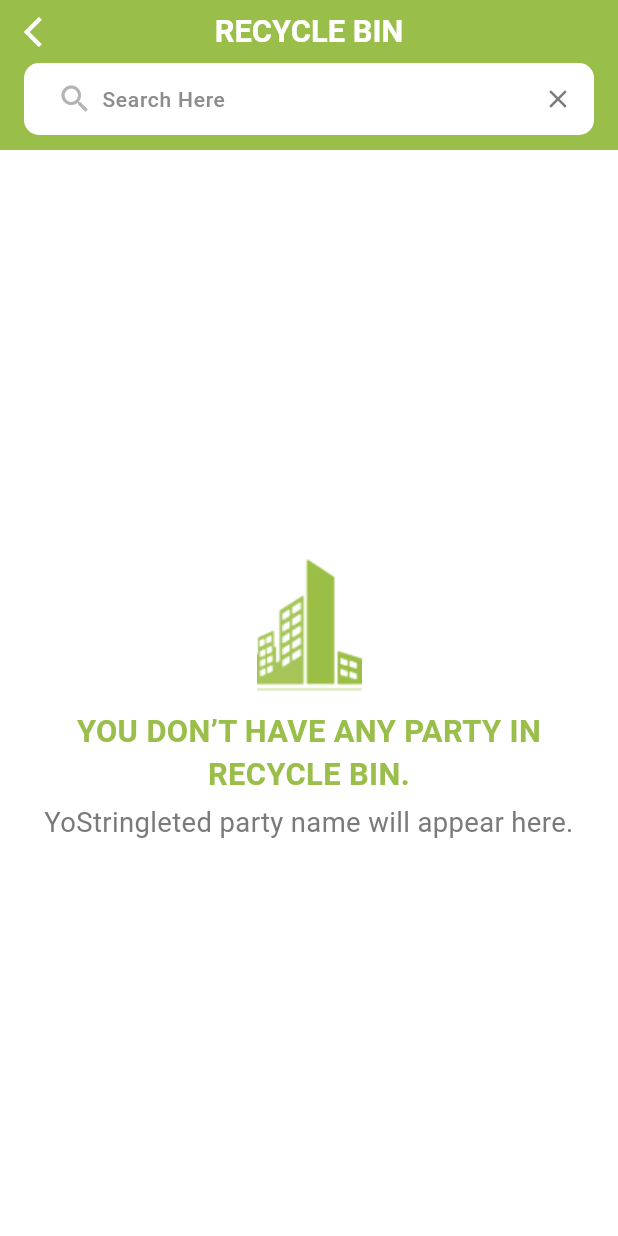
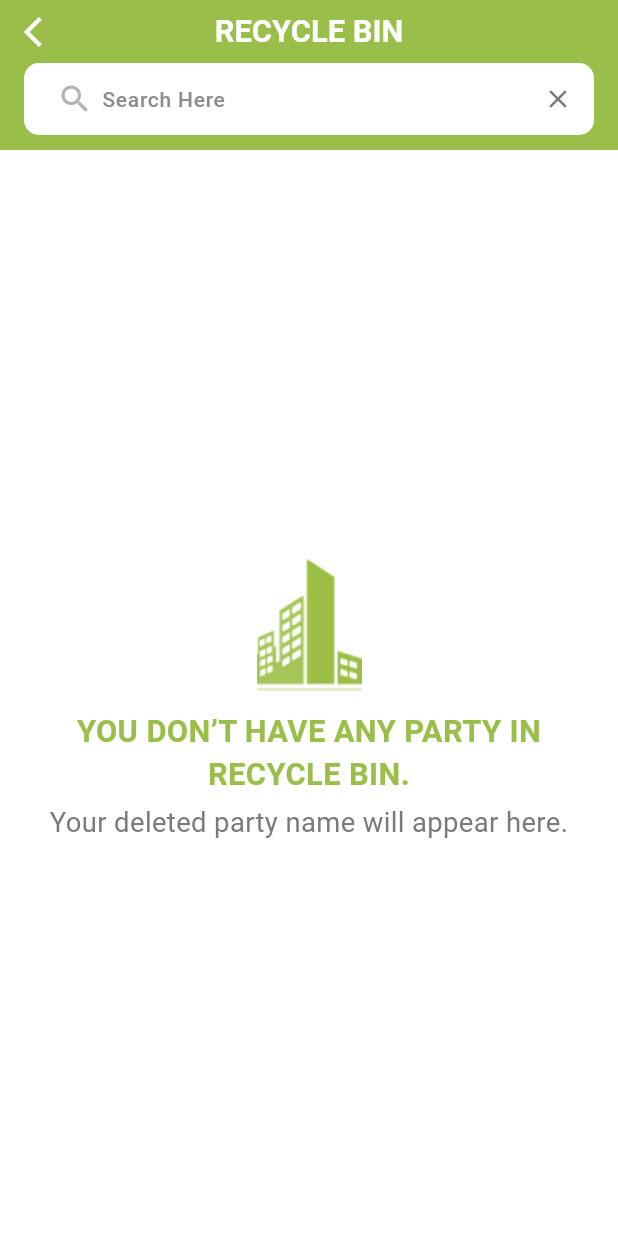
Before and after one commit to yuktimakwana/building_solution, a Flutter app: the PartyRecycleBin screen opened directly, on a phone screen of 412 x 824 dp. Run offline on Flutter 3.47's test engine with Material 3 defaults, Android fonts, the light colour scheme and no system bars; our stand-ins replace cloud_firestore, firebase_auth, firebase_core, flutter_bloc, flutter_screenutil, fluttertoast and 4 more; missing offline and left inert: excel; accounts and stored records are empty; Roboto replaces fonts that are missing (Poppins).

```diff
--- a/lib/utils/text_constant.dart
+++ b/lib/utils/text_constant.dart
@@ -14,11 +14,11 @@ class TextConstant {
   static String yourFileAppearHere = 'Your files will appear here.';
   static String yourPartyAppearHere = 'Your party name will appear here.';
   static String yourDeletedPartyAppearHere =
-      'YoStringleted party name will appear here.';
+      'Your deleted party name will appear here.';
   static String yourDeletedProjectAppearHere =
-      'YoStringleted project name will appear here.';
+      'Your deleted project name will appear here.';
   static String yourDeletedFileAppearHere =
-      'YoStringleted file name will appear here.';
+      'Your deleted file name will appear here.';
   static String addProject = 'Add project';
   static String addProjectCap = 'ADD PROJECT';
   static String addFileCap = 'ADD FILE';
@@ -68,12 +68,12 @@ class TextConstant {
   static String tooManyReqError = 'Too many failed attempts. Try again later.';
   static String somethingWrong = 'Something went wrong. Please try again.';
   static String unexpectedError =
-      'AnStringpected error occurred. Please try again.';
+      'An unexpected error occurred. Please try again.';
   static String pwdNotEmptyError = 'Password cannot be empty';
   static String pwdLengthError =
       'Password must be at least \n6 characters long';
   static String pwdAlphaNumError =
-      'PaStringd must contain at least \none alphabet & one digit';
+      'Password must contain at least \none alphabet & one digit';
   static String pwdCPwdMatch = 'Password & confirm password \ndo not match';
   static String emailNotEmptyError = 'Email cannot be empty';
   static String enterValidEmailError = 'Enter a valid email';
--- a/pubspec.yaml
+++ b/pubspec.yaml
@@ -39,8 +39,8 @@ dependencies:
   page_transition: ^2.2.1
   flutter_bloc: ^9.1.1
   fluttertoast: ^9.0.0
-  cloud_firestore: ^6.0.3
-  firebase_core: ^4.2.0
+  cloud_firestore: ^6.1.0
+  firebase_core: ^4.2.1
   excel: ^4.0.6
   intl: ^0.20.2
   permission_handler: ^12.0.1
```
Also changed, not shown: lib/screens/party/party_screen.dart (+9 -0 lines), lib/utils/functions.dart (+71 -0 lines), firebase.json, lib/firebase_options.dart, pubspec.lock, 12 other files.
